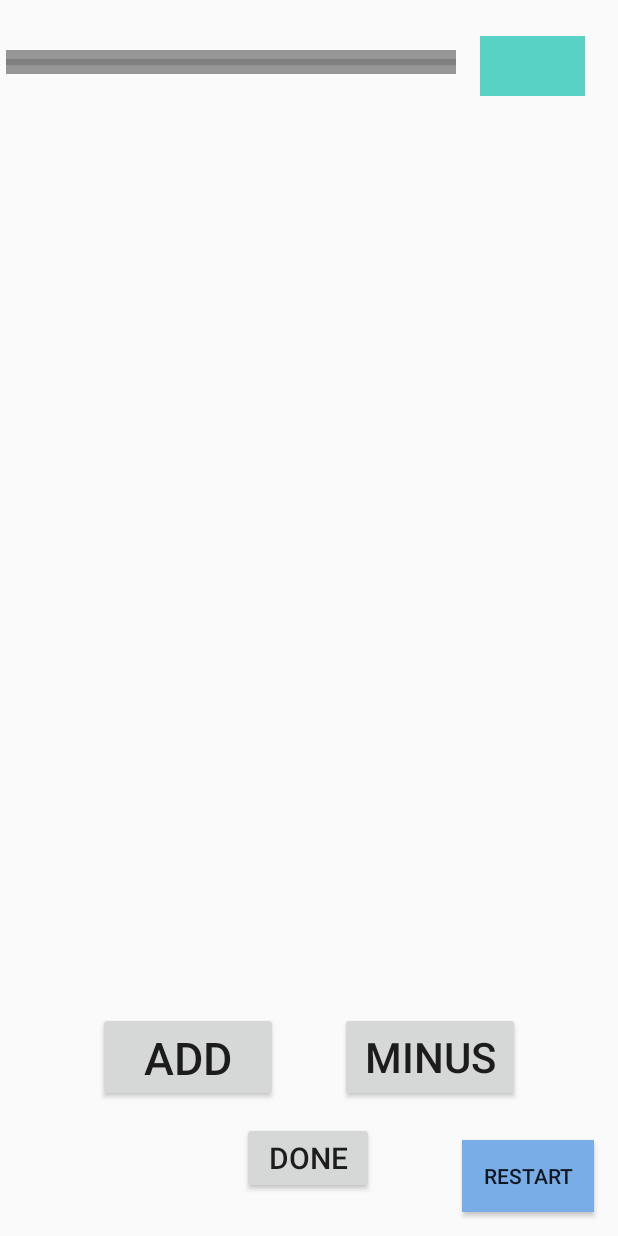
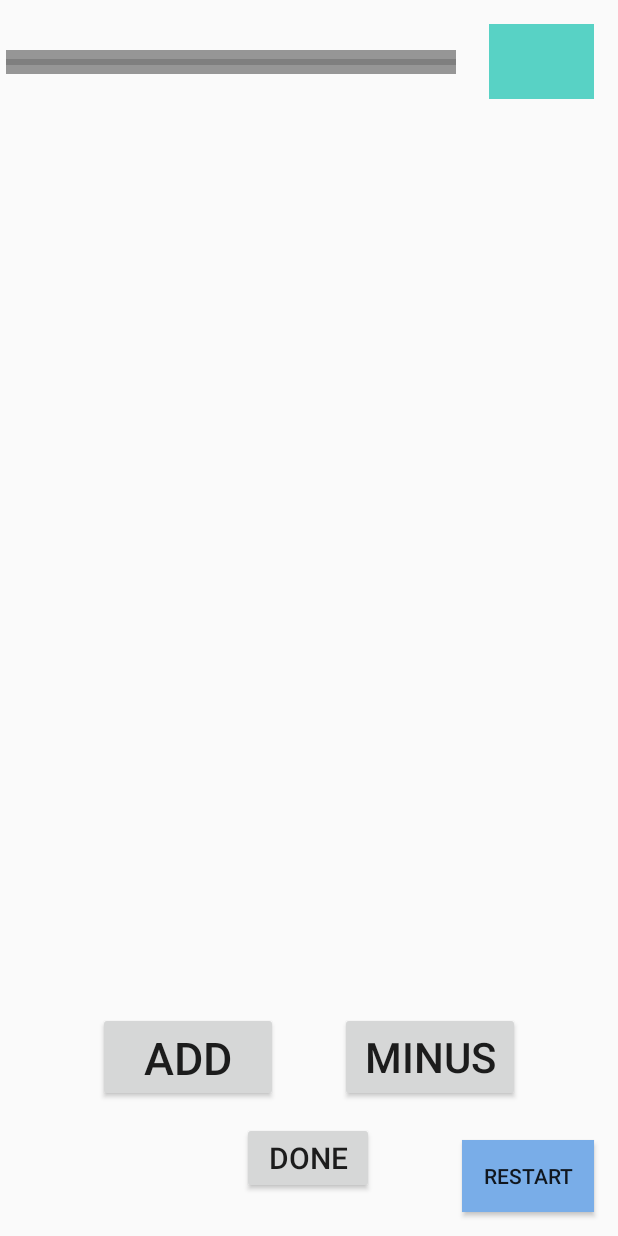
Before and after one commit to Tian99Yu/Matchstickmen-Adventure, an Android app: the layout matchstickmen_layout.xml on its own in the app's theme, with its tools: preview values and no code run, on a phone screen of 412 x 824 dp. Run offline under Robolectric (Android 15) with nearby library versions, the light colour scheme and no system bars.

Commit message:
Merge branch 'master' of /Users/caicai/AndroidStudioProjects/group_0540 with conflicts.

```diff
--- a/phase1/Game/app/src/main/res/layout/matchstickmen_layout.xml
+++ b/phase1/Game/app/src/main/res/layout/matchstickmen_layout.xml
@@ -60,18 +60,20 @@
 <!--        app:layout_constraintLeft_toRightOf="@id/progressBar"-->
 <!--        app:layout_constraintTop_toTopOf="parent" />-->
 
+
     <TextView
         android:id="@+id/text_timeleft"
         android:layout_width="70dp"
-        android:layout_height="40dp"
-        android:layout_marginLeft="16dp"
-        android:layout_marginTop="24dp"
+        android:layout_height="50dp"
+        android:layout_marginLeft="20dp"
+        android:layout_marginTop="16dp"
+        android:layout_marginEnd="16dp"
         android:background="@color/colorPrimary"
         android:textAlignment="center"
         android:textSize="20sp"
+        app:layout_constraintEnd_toEndOf="parent"
         app:layout_constraintLeft_toRightOf="@id/progressBar"
         app:layout_constraintTop_toTopOf="parent" />
-
 
     <Button
         android:id="@+id/btn_restart"
```
Also changed, not shown: phase1/Game/app/src/main/java/com/example/game/gamecode/MatchstickMen/MatchstickMenActivity.java (+40 -79 lines).
